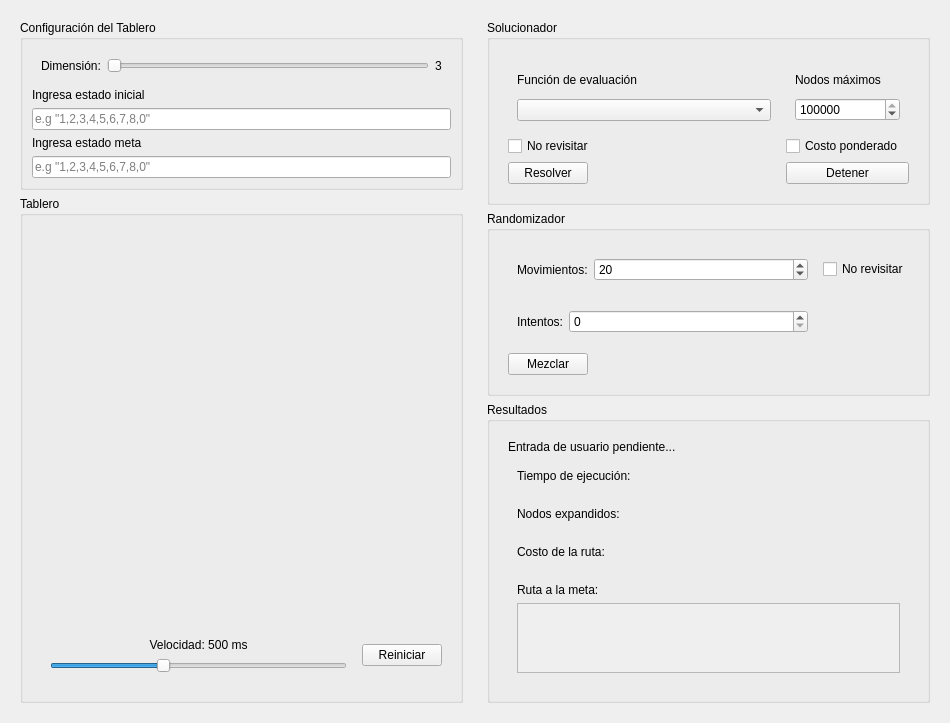
Qt form src/ui/puzzle/puzzle_tab.ui (Naidu3736/num_puzzle) before a commit.
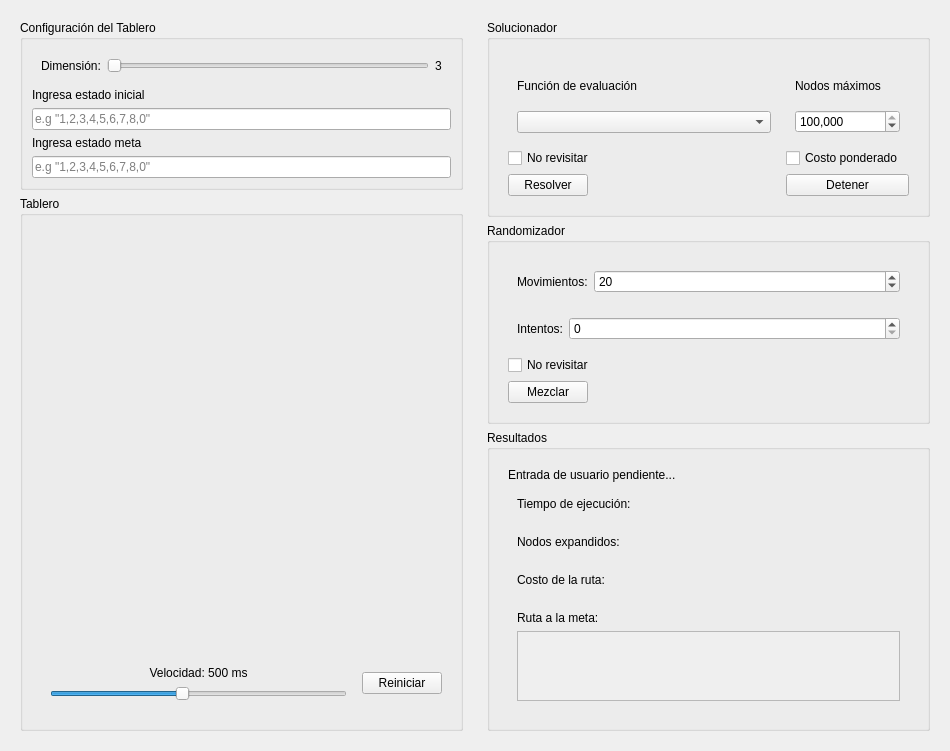
The same form after that commit. Custom widgets are drawn as their Qt base class.

What changed in the file:
```diff
--- a/src/ui/puzzle/puzzle_tab.ui
+++ b/src/ui/puzzle/puzzle_tab.ui
@@ -7,7 +7,7 @@
     <x>0</x>
     <y>0</y>
     <width>950</width>
-    <height>723</height>
+    <height>751</height>
    </rect>
   </property>
   <property name="sizePolicy">
@@ -167,7 +167,7 @@
                <item>
                 <widget class="QSlider" name="speed_slider">
                  <property name="minimum">
-                  <number>200</number>
+                  <number>100</number>
                  </property>
                  <property name="maximum">
                   <number>1000</number>
@@ -289,6 +289,9 @@
                    <verstretch>0</verstretch>
                   </sizepolicy>
                  </property>
+                 <property name="showGroupSeparator" stdset="0">
+                  <bool>true</bool>
+                 </property>
                  <property name="maximum">
                   <number>999999999</number>
                  </property>
@@ -353,44 +356,8 @@
         <layout class="QVBoxLayout" name="randomizer_layout">
          <item>
           <widget class="QWidget" name="randomizer_controls" native="true">
-           <layout class="QGridLayout" name="randomizer_grid">
-            <item row="0" column="1">
-             <widget class="QCheckBox" name="avoid_revisits_rand_check">
-              <property name="text">
-               <string>No revisitar</string>
-              </property>
-             </widget>
-            </item>
-            <item row="1" column="0">
-             <widget class="QWidget" name="attempts_widget" native="true">
-              <layout class="QHBoxLayout" name="attempts_layout">
-               <item>
-                <widget class="QLabel" name="attempts_label">
-                 <property name="text">
-                  <string>Intentos:</string>
-                 </property>
-                </widget>
-               </item>
-               <item>
-                <widget class="QSpinBox" name="attempts_spin">
-                 <property name="sizePolicy">
-                  <sizepolicy hsizetype="Expanding" vsizetype="Fixed">
-                   <horstretch>0</horstretch>
-                   <verstretch>0</verstretch>
-                  </sizepolicy>
-                 </property>
-                 <property name="maximum">
-                  <number>999999999</number>
-                 </property>
-                 <property name="stepType">
-                  <enum>QAbstractSpinBox::StepType::AdaptiveDecimalStepType</enum>
-                 </property>
-                </widget>
-               </item>
-              </layout>
-             </widget>
-            </item>
-            <item row="0" column="0">
+           <layout class="QVBoxLayout" name="verticalLayout_3">
+            <item>
              <widget class="QWidget" name="moves_widget" native="true">
               <layout class="QHBoxLayout" name="moves_layout">
                <item>
@@ -408,6 +375,9 @@
                    <verstretch>0</verstretch>
                   </sizepolicy>
                  </property>
+                 <property name="showGroupSeparator" stdset="0">
+                  <bool>true</bool>
+                 </property>
                  <property name="minimum">
                   <number>1</number>
                  </property>
@@ -425,7 +395,52 @@
               </layout>
              </widget>
             </item>
-            <item row="2" column="0">
+            <item>
+             <widget class="QWidget" name="attempts_widget" native="true">
+              <layout class="QHBoxLayout" name="attempts_layout">
+               <item>
+                <widget class="QLabel" name="attempts_label">
+                 <property name="text">
+                  <string>Intentos:</string>
+                 </property>
+                </widget>
+               </item>
+               <item>
+                <widget class="QSpinBox" name="attempts_spin">
+                 <property name="sizePolicy">
+                  <sizepolicy hsizetype="Expanding" vsizetype="Fixed">
+                   <horstretch>0</horstretch>
+                   <verstretch>0</verstretch>
+                  </sizepolicy>
+                 </property>
+                 <property name="showGroupSeparator" stdset="0">
+                  <bool>true</bool>
+                 </property>
+                 <property name="maximum">
+                  <number>999999999</number>
+                 </property>
+                 <property name="stepType">
+                  <enum>QAbstractSpinBox::StepType::AdaptiveDecimalStepType</enum>
+                 </property>
+                </widget>
+               </item>
+              </layout>
+             </widget>
+            </item>
+            <item>
+             <widget class="QCheckBox" name="avoid_revisits_rand_check">
+              <property name="sizePolicy">
+               <sizepolicy hsizetype="Minimum" vsizetype="Fixed">
+                <horstretch>0</horstretch>
+                <verstretch>0</verstretch>
+               </sizepolicy>
+              </property>
+              <property name="text">
+               <string>No revisitar</string>
+              </property>
+             </widget>
+            </item>
+            <item>
              <widget class="QPushButton" name="shuffle_btn">
               <property name="sizePolicy">
                <sizepolicy hsizetype="Fixed" vsizetype="Fixed">
```
